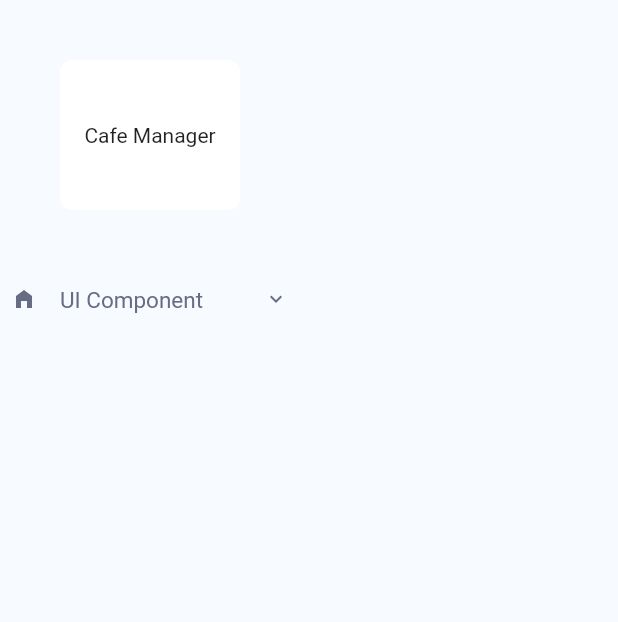
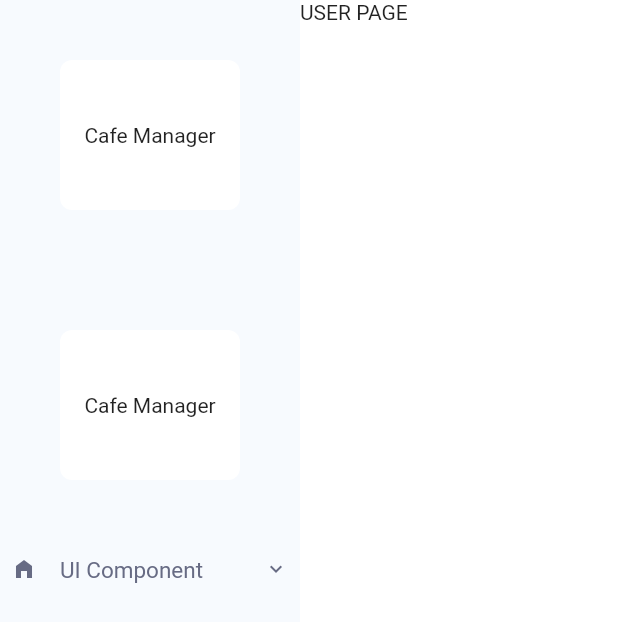
Before and after one commit to 1712916/flutter_cafe_admin, a Flutter app: the screen it shows after launch, on a phone screen of 412 x 824 dp. Shown: the top 622 px of the screen. Run offline on Flutter 3.47's test engine with Material 2 defaults, Android fonts, the phone set to English and light mode, and no system bars; our stand-ins replace auto_route, freezed_annotation, responsive_framework; generated files the repository leaves out were written again.

Commit message:
sample: nested route

```diff
--- a/lib/main.dart
+++ b/lib/main.dart
@@ -2,6 +2,7 @@ import 'package:flutter/material.dart';
 import 'package:responsive_framework/responsive_framework.dart';
 
 import 'page/page.dart';
+import 'router/app_router.dart';
 
 void main() {
   runApp(const MyApp());
@@ -12,7 +13,9 @@ class MyApp extends StatelessWidget {
 
   @override
   Widget build(BuildContext context) {
-    return MaterialApp(
+    final _appRouter = AppRouter();
+
+    return MaterialApp.router(
       builder: (context, child) => ResponsiveBreakpoints.builder(
         child: child!,
         breakpoints: [
@@ -22,7 +25,7 @@ class MyApp extends StatelessWidget {
           const Breakpoint(start: 1921, end: double.infinity, name: '4K'),
         ],
       ),
-      home: HomePage(),
+      routerConfig: _appRouter.config(),
     );
   }
 }
--- a/lib/page/home_page.dart
+++ b/lib/page/home_page.dart
@@ -1,7 +1,9 @@
+import 'package:auto_route/auto_route.dart';
 import 'package:flutter/material.dart';
 import 'package:flutter_cafe_admin/widget/menu.dart';
 import 'package:responsive_framework/responsive_framework.dart';
 
+@RoutePage()
 class HomePage extends StatelessWidget {
   const HomePage({Key? key}) : super(key: key);
 
@@ -15,6 +17,10 @@ class HomePage extends StatelessWidget {
             width: 200,
             child: MenuWidget(),
           ),
+          Expanded(
+            // nested routes will be rendered here
+            child: AutoRouter(),
+          )
         ],
       ),
     );
--- a/lib/page/page.dart
+++ b/lib/page/page.dart
@@ -1 +1,2 @@
 export 'home_page.dart';
+export 'user_page.dart';
--- /dev/null
+++ b/lib/page/user_page.dart
@@ -0,0 +1,28 @@
+import 'package:auto_route/auto_route.dart';
+import 'package:flutter/material.dart';
+
+@RoutePage()
+class UserPage extends StatelessWidget {
+  const UserPage({Key? key}) : super(key: key);
+
+  @override
+  Widget build(BuildContext context) {
+    return Container(
+      color: Colors.white,
+      child: Text('USER PAGE'),
+    );
+  }
+}
+
+@RoutePage()
+class User2Page extends StatelessWidget {
+  const User2Page({Key? key}) : super(key: key);
+
+  @override
+  Widget build(BuildContext context) {
+    return Container(
+      color: Colors.white,
+      child: Text('USER2 PAGE'),
+    );
+  }
+}
--- /dev/null
+++ b/lib/router/app_router.dart
@@ -0,0 +1,28 @@
+import 'package:auto_route/auto_route.dart';
+import 'package:flutter/cupertino.dart';
+import 'package:flutter_cafe_admin/page/page.dart';
+part 'app_router.gr.dart';
+
+@AutoRouterConfig(replaceInRouteName: 'Page,Route')
+class AppRouter extends _$AppRouter {
+  @override
+  List<AutoRoute> get routes => [
+        /// routes go here
+        AutoRoute(
+          page: HomeRoute.page,
+          path: '/',
+          children: [
+            AutoRoute(page: UserRoute.page, path: ''),
+            CustomRoute(
+              page: UserRoute.page,
+              path: 'user',
+            ),
+            CustomRoute(
+              page: User2Route.page,
+              path: 'user2',
+            ),
+          ],
+        ),
+        AutoRoute(page: UserRoute.page, path: '/user'),
+      ];
+}
--- a/lib/widget/menu.dart
+++ b/lib/widget/menu.dart
@@ -1,4 +1,6 @@
+import 'package:auto_route/auto_route.dart';
 import 'package:flutter/material.dart';
+import 'package:flutter_cafe_admin/router/app_router.dart';
 import 'dart:math' as math;
 
 import 'package:flutter_cafe_admin/widget/custom_expansion_tile.dart';
@@ -56,7 +58,11 @@ class _MenuWidgetState extends State<MenuWidget> {
   Widget build(BuildContext context) {
     return Column(
       children: [
-        Container(
+        InkWell(
+          onTap: () {
+            context.router.pushNamed('user');
+          },
+          child: Container(
             width: 140,
             height: 100,
             margin: const EdgeInsets.all(40),
@@ -66,6 +72,23 @@ class _MenuWidgetState extends State<MenuWidget> {
               borderRadius: BorderRadius.circular(8),
             ),
             child: Text('Cafe Manager'),
+          ),
+        ),
+        InkWell(
+          onTap: () {
+            context.router.pushNamed('user2');
+          },
+          child: Container(
+            width: 140,
+            height: 100,
+            margin: const EdgeInsets.all(40),
+            alignment: Alignment.center,
+            decoration: BoxDecoration(
+              color: Colors.white,
+              borderRadius: BorderRadius.circular(8),
+            ),
+            child: Text('Cafe Manager'),
+          ),
         ),
         ...menu.map(
           (e) => ParentMenuWidget(
--- a/pubspec.yaml
+++ b/pubspec.yaml
@@ -27,6 +27,7 @@ dev_dependencies:
   build_runner: ^2.4.6
   freezed: ^2.4.3
   json_serializable: ^6.7.1
+  auto_route_generator: ^7.3.2
 
 
 flutter:
```
Also changed, not shown: 1 other file. Lines whose indentation alone changed are shown as unchanged.
